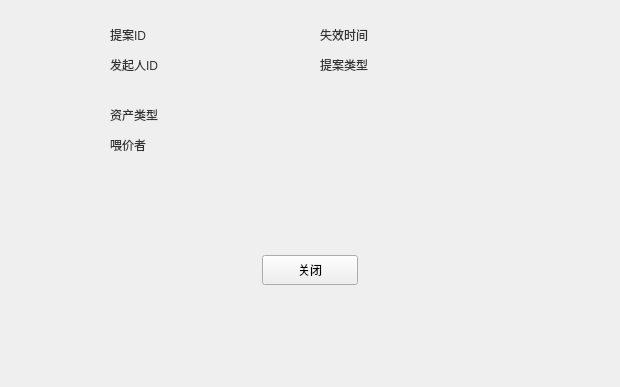
HcashOrg/hx-indicator, file LNKWallet/guard/ProposalDetailDialog.ui: the form before one commit; both pictures show x 170 to 790 and y 156 to 543 of the 960 by 543 pixel window.
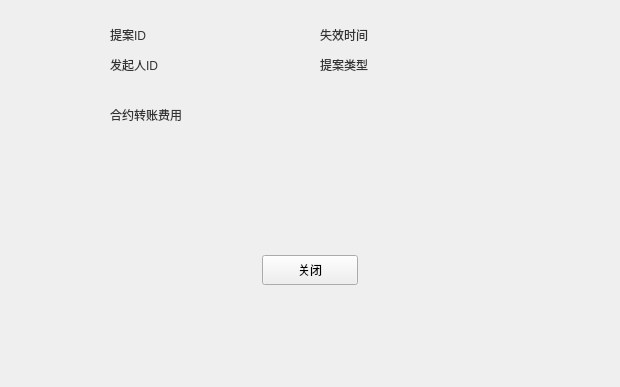
The form after the commit.

Commit message: add a new proposal type: set contract transfer fee

Patch:
```diff
--- a/LNKWallet/guard/ProposalDetailDialog.ui
+++ b/LNKWallet/guard/ProposalDetailDialog.ui
@@ -289,7 +289,7 @@
         </rect>
        </property>
        <property name="currentIndex">
-        <number>2</number>
+        <number>7</number>
        </property>
        <widget class="QWidget" name="hotColdTransferPage">
         <widget class="QLabel" name="label_3">
@@ -711,6 +711,37 @@
          </property>
         </widget>
        </widget>
+       <widget class="QWidget" name="contractTransferFeePage">
+        <widget class="QLabel" name="contractTransferFeeLabel">
+         <property name="geometry">
+          <rect>
+           <x>30</x>
+           <y>50</y>
+           <width>150</width>
+           <height>20</height>
+          </rect>
+         </property>
+         <property name="text">
+          <string/>
+         </property>
+         <property name="textInteractionFlags">
+          <set>Qt::LinksAccessibleByMouse|Qt::TextSelectableByMouse</set>
+         </property>
+        </widget>
+        <widget class="QLabel" name="label_18">
+         <property name="geometry">
+          <rect>
+           <x>30</x>
+           <y>20</y>
+           <width>150</width>
+           <height>20</height>
+          </rect>
+         </property>
+         <property name="text">
+          <string>合约转账费用</string>
+         </property>
+        </widget>
+       </widget>
        <widget class="QWidget" name="unknownPage">
         <widget class="QLabel" name="unknownLabel">
          <property name="geometry">
```
The commit also changes 8 other files.
